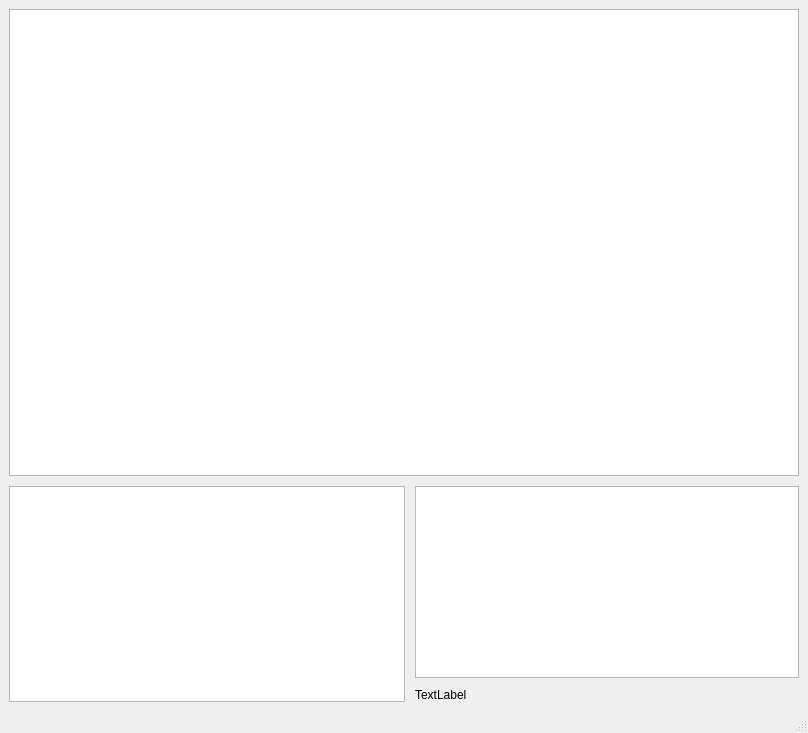
Old version of the form mainwindow.ui in the repository tzAcee/qt_IDE.
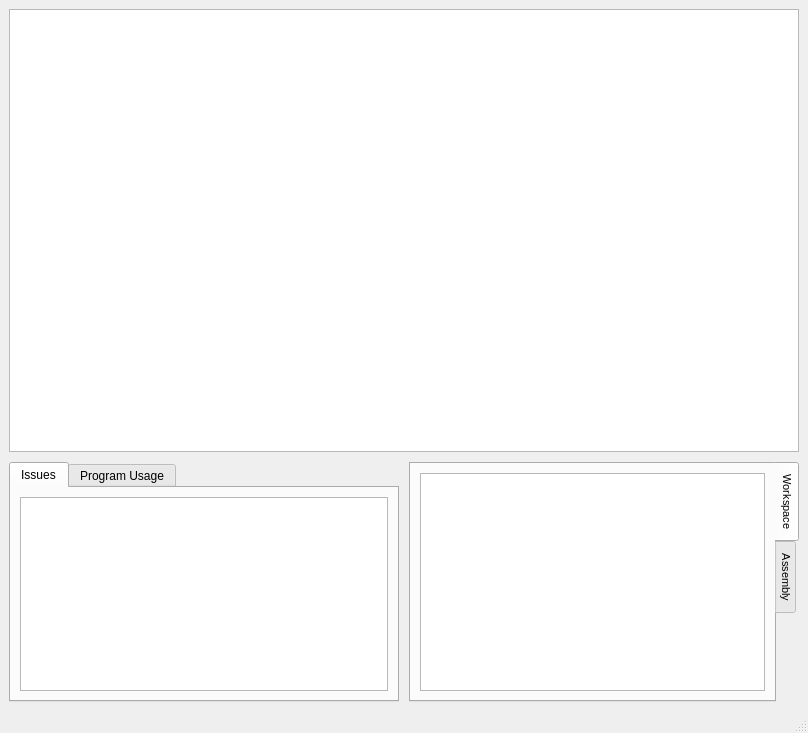
New version of the form. Custom widgets are drawn as their Qt base class.

Patch:
```diff
--- a/mainwindow.ui
+++ b/mainwindow.ui
@@ -42,31 +42,78 @@
        <enum>QLayout::SetDefaultConstraint</enum>
       </property>
       <item>
-       <widget class="QConsoleWidget" name="textEdit"/>
+       <widget class="QTabWidget" name="leftTab">
+        <property name="tabPosition">
+         <enum>QTabWidget::North</enum>
+        </property>
+        <property name="tabShape">
+         <enum>QTabWidget::Rounded</enum>
+        </property>
+        <property name="currentIndex">
+         <number>0</number>
+        </property>
+        <widget class="QWidget" name="Debugger">
+         <attribute name="title">
+          <string>Issues</string>
+         </attribute>
+         <layout class="QVBoxLayout" name="verticalLayout_4">
+          <item>
+           <widget class="debuggerEdit" name="debuggerView">
+            <property name="font">
+             <font>
+              <pointsize>8</pointsize>
+             </font>
+            </property>
+           </widget>
+          </item>
+         </layout>
+        </widget>
+        <widget class="QWidget" name="UsageContainer">
+         <attribute name="title">
+          <string>Program Usage</string>
+         </attribute>
+         <layout class="QVBoxLayout" name="verticalLayout_3"/>
+        </widget>
+       </widget>
       </item>
       <item>
-       <layout class="QVBoxLayout" name="verticalLayout" stretch="0,0">
-        <item alignment="Qt::AlignRight">
-         <widget class="Explorer" name="treeView">
-          <property name="minimumSize">
-           <size>
-            <width>384</width>
-            <height>0</height>
-           </size>
-          </property>
-         </widget>
-        </item>
+       <layout class="QVBoxLayout" name="verticalLayout" stretch="0">
         <item>
-         <widget class="QLabel" name="label">
+         <widget class="QTabWidget" name="rightTab">
           <property name="font">
-           <font/>
+           <font>
+            <pointsize>8</pointsize>
+           </font>
           </property>
-          <property name="text">
-           <string>TextLabel</string>
+          <property name="tabPosition">
+           <enum>QTabWidget::East</enum>
           </property>
-          <property name="wordWrap">
-           <bool>true</bool>
+          <property name="currentIndex">
+           <number>0</number>
           </property>
+          <property name="elideMode">
+           <enum>Qt::ElideNone</enum>
+          </property>
+          <widget class="QWidget" name="tab">
+           <attribute name="title">
+            <string>Workspace</string>
+           </attribute>
+           <layout class="QVBoxLayout" name="verticalLayout_5">
+            <item>
+             <widget class="Explorer" name="treeView"/>
+            </item>
+           </layout>
+          </widget>
+          <widget class="QWidget" name="tab_2">
+           <attribute name="title">
+            <string>Assembly</string>
+           </attribute>
+           <layout class="QVBoxLayout" name="verticalLayout_6">
+            <item>
+             <widget class="QPlainTextEdit" name="Assembly"/>
+            </item>
+           </layout>
+          </widget>
          </widget>
         </item>
        </layout>
@@ -118,9 +165,9 @@
    <header>mainmenu.h</header>
   </customwidget>
   <customwidget>
-   <class>QConsoleWidget</class>
-   <extends>QTextEdit</extends>
-   <header>qconsolewidget.h</header>
+   <class>debuggerEdit</class>
+   <extends>QPlainTextEdit</extends>
+   <header>debuggeredit.h</header>
   </customwidget>
  </customwidgets>
  <resources/>
```
